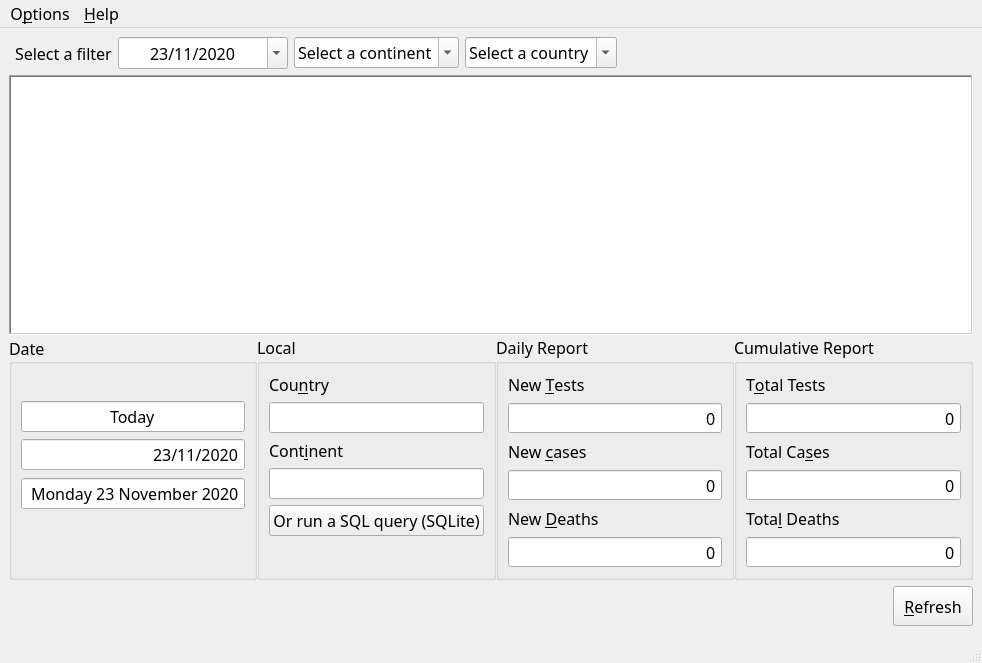
Qt form assets/mainwindow.ui (faouziMohamed/covid-data) before a commit.
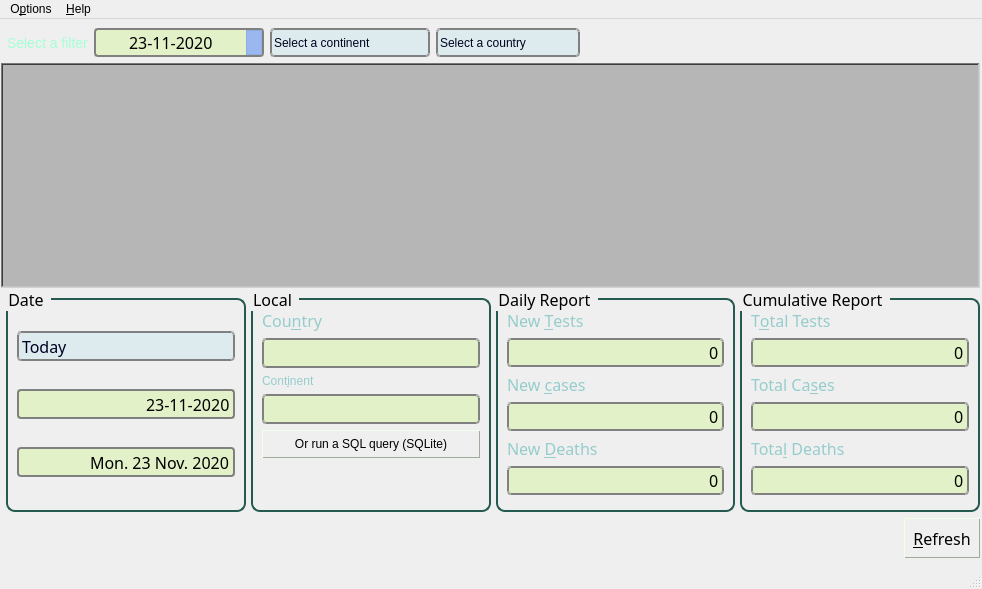
The same form after that commit. Icons and pictures are not drawn.

Commit message: Checkout to older version

```diff
--- a/assets/mainwindow.ui
+++ b/assets/mainwindow.ui
@@ -11,7 +11,7 @@
     <x>0</x>
     <y>0</y>
     <width>982</width>
-    <height>605</height>
+    <height>589</height>
    </rect>
   </property>
   <property name="minimumSize">
@@ -77,6 +77,8 @@
             stop: 0.5 #FFFFFF);
 }
 
+
+
 QComboBox {
     combobox-popup: 0;
     color: rgb(0, 2, 33);
@@ -85,7 +87,7 @@
 
 QComboBox QAbstractItemView {
     border: 1px solid rgb(147, 149, 148);
-    border-radius: 0px 5px;
+    border-radius: 0 5px;
     color: rgb(0, 17, 17);
     background-color:rgb(221, 235, 239);
     selection-color: rgb(0, 0, 80);
@@ -108,15 +110,9 @@
     background-color:  rgb(226, 241, 199);
 }
 
-QLineEdit#day_edit {
-	border:2px solid #404040;
-	height:25px;
-	color:black;
-	padding-left:2px;
-	background: qlineargradient(x1:0, y1:0.01,x2:0.6,y2:1.1,
-	                                stop: 0 #808080,
-	                                stop: 0.5 #a0a0c0,
-	                                stop: 1 #a0a0a0);
+QDateEdit{
+	border:2px solid gray;
+	border-radius:4px;
 }
 
 QComboBox::drop-down,
@@ -142,6 +138,7 @@
 	image: url(&quot;assets/icons/header_arrow_up.svg&quot;);
 	width: 10px;
 }
+
 QComboBox::down-arrow:on,
 QDateEdit::down-arrow:on {
     top: 1px;
@@ -235,7 +232,7 @@
             stop: 0 #6b9be8,
             stop: 1 #577fbf);
 }
-*/</string>
+</string>
   </property>
   <property name="documentMode">
    <bool>true</bool>
@@ -253,7 +250,13 @@
    <bool>true</bool>
   </property>
   <widget class="QWidget" name="centralwidget">
-   <layout class="QVBoxLayout" name="verticalLayout_4">
+   <layout class="QVBoxLayout" name="verticalLayout_3">
+    <property name="leftMargin">
+     <number>1</number>
+    </property>
+    <property name="rightMargin">
+     <number>2</number>
+    </property>
     <item>
      <layout class="QVBoxLayout" name="verticalLayout">
       <item>
@@ -300,6 +303,9 @@
           <property name="autoFillBackground">
            <bool>true</bool>
           </property>
+          <property name="styleSheet">
+           <string notr="true"/>
+          </property>
           <property name="inputMethodHints">
            <set>Qt::ImhNone</set>
           </property>
@@ -358,7 +364,7 @@
            <enum>QDateTimeEdit::DaySection</enum>
           </property>
           <property name="displayFormat">
-           <string>dd/MM/yyyy</string>
+           <string>dd-MM-yyyy</string>
           </property>
           <property name="calendarPopup">
            <bool>true</bool>
@@ -488,12 +494,6 @@
       </item>
       <item>
        <widget class="QSplitter" name="splitter">
-        <property name="sizePolicy">
-         <sizepolicy hsizetype="MinimumExpanding" vsizetype="Preferred">
-          <horstretch>0</horstretch>
-          <verstretch>0</verstretch>
-         </sizepolicy>
-        </property>
         <property name="layoutDirection">
          <enum>Qt::LeftToRight</enum>
         </property>
@@ -528,7 +528,7 @@
          <property name="minimumSize">
           <size>
            <width>0</width>
-           <height>260</height>
+           <height>225</height>
           </size>
          </property>
          <property name="font">
@@ -584,12 +584,6 @@
               <verstretch>0</verstretch>
              </sizepolicy>
             </property>
-            <property name="minimumSize">
-             <size>
-              <width>50</width>
-              <height>0</height>
-             </size>
-            </property>
             <property name="font">
              <font>
               <family>ubuntu,Serif,arial</family>
@@ -611,16 +605,59 @@
             <property name="checkable">
              <bool>false</bool>
             </property>
-            <layout class="QFormLayout" name="formLayout_4">
-             <item row="2" column="0" colspan="2">
-              <widget class="QDateEdit" name="dateEdit_ro">
+            <layout class="QVBoxLayout" name="verticalLayout_4">
+             <item>
+              <widget class="QComboBox" name="date_box">
+               <property name="minimumSize">
+                <size>
+                 <width>0</width>
+                 <height>30</height>
+                </size>
+               </property>
+               <property name="maximumSize">
+                <size>
+                 <width>16777215</width>
+                 <height>16777215</height>
+                </size>
+               </property>
+               <property name="font">
+                <font>
+                 <family>ubuntu,Serif,arial</family>
+                 <pointsize>12</pointsize>
+                 <weight>50</weight>
+                 <italic>false</italic>
+                 <bold>false</bold>
+                </font>
+               </property>
+               <property name="sizeAdjustPolicy">
+                <enum>QComboBox::AdjustToContents</enum>
+               </property>
+               <item>
+                <property name="text">
+                 <string>Today</string>
+                </property>
+               </item>
+               <item>
+                <property name="text">
+                 <string>Yesterday</string>
+                </property>
+               </item>
+               <item>
+                <property name="text">
+                 <string>An other day</string>
+                </property>
+               </item>
+              </widget>
+             </item>
+             <item>
+              <widget class="QDateEdit" name="dateEdit_2">
                <property name="enabled">
                 <bool>true</bool>
                </property>
                <property name="minimumSize">
                 <size>
                  <width>170</width>
-                 <height>33</height>
+                 <height>30</height>
                 </size>
                </property>
                <property name="maximumSize">
@@ -702,7 +739,7 @@
                 <enum>QDateTimeEdit::DaySection</enum>
                </property>
                <property name="displayFormat">
-                <string>dd/MM/yyyy</string>
+                <string>dd-MM-yyyy</string>
                </property>
                <property name="calendarPopup">
                 <bool>false</bool>
@@ -719,7 +756,7 @@
                </property>
               </widget>
              </item>
-             <item row="3" column="0" colspan="2">
+             <item>
               <widget class="QDateEdit" name="dateEdit_text">
                <property name="enabled">
                 <bool>true</bool>
@@ -727,7 +764,7 @@
                <property name="minimumSize">
                 <size>
                  <width>170</width>
-                 <height>33</height>
+                 <height>30</height>
                 </size>
                </property>
                <property name="maximumSize">
@@ -775,7 +812,7 @@
                 </date>
                </property>
                <property name="displayFormat">
-                <string>dddd dd MMMM yyyy</string>
+                <string>ddd. dd MMM. yyyy</string>
                </property>
                <property name="timeSpec">
                 <enum>Qt::LocalTime</enum>
@@ -789,53 +826,6 @@
                </property>
               </widget>
              </item>
-             <item row="1" column="0" colspan="2">
-              <widget class="QLineEdit" name="day_edit">
-               <property name="sizePolicy">
-                <sizepolicy hsizetype="Minimum" vsizetype="Fixed">
-                 <horstretch>0</horstretch>
-                 <verstretch>0</verstretch>
-                </sizepolicy>
-               </property>
-               <property name="minimumSize">
-                <size>
-                 <width>0</width>
-                 <height>30</height>
-                </size>
-               </property>
-               <property name="styleSheet">
-                <string notr="true"/>
-               </property>
-               <property name="text">
-                <string>Today</string>
-               </property>
-               <property name="alignment">
-                <set>Qt::AlignCenter</set>
-               </property>
-               <property name="readOnly">
-                <bool>true</bool>
-               </property>
-              </widget>
-             </item>
-             <item row="0" column="0">
-              <widget class="QLabel" name="countryLabel_2">
-               <property name="font">
-                <font>
-                 <family>ubuntu,Serif,arial</family>
-                 <pointsize>12</pointsize>
-                 <weight>50</weight>
-                 <italic>false</italic>
-                 <bold>false</bold>
-                </font>
-               </property>
-               <property name="text">
-                <string/>
-               </property>
-               <property name="buddy">
-                <cstring>country_edit</cstring>
-               </property>
-              </widget>
-             </item>
             </layout>
            </widget>
           </item>
@@ -958,12 +948,6 @@
               <verstretch>0</verstretch>
              </sizepolicy>
             </property>
-            <property name="minimumSize">
-             <size>
-              <width>0</width>
-              <height>80</height>
-             </size>
-            </property>
             <property name="font">
              <font>
               <family>ubuntu,Serif,arial</family>
```
Left out of the diff: 32 changed lines with no effect on the pictures.
